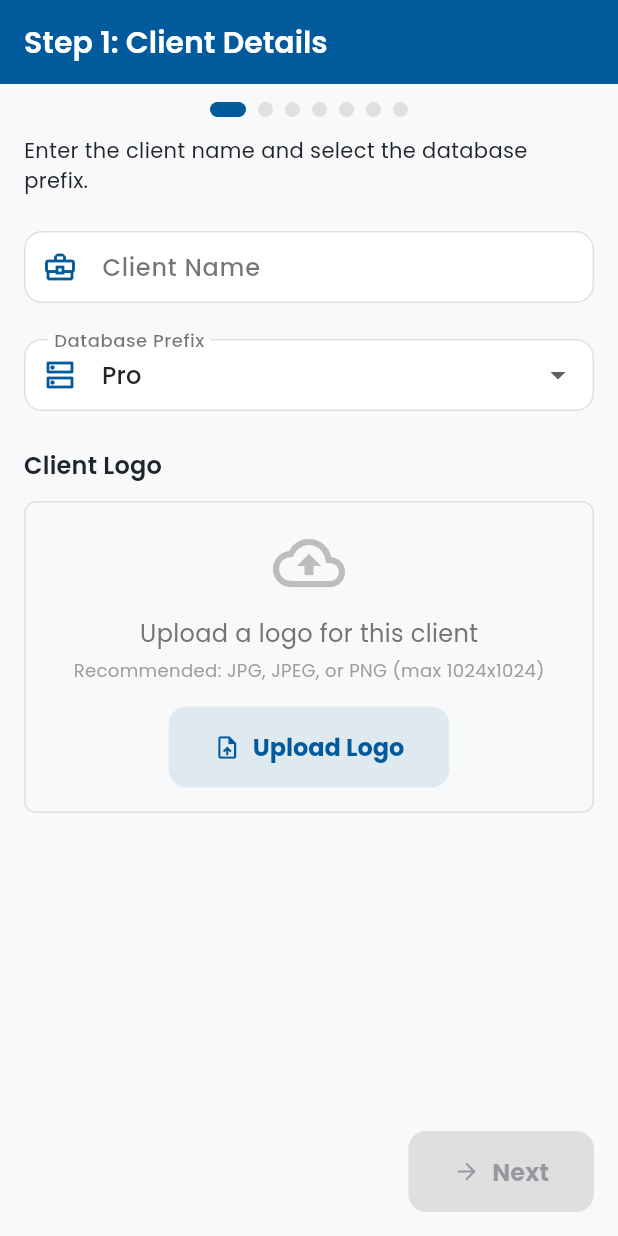
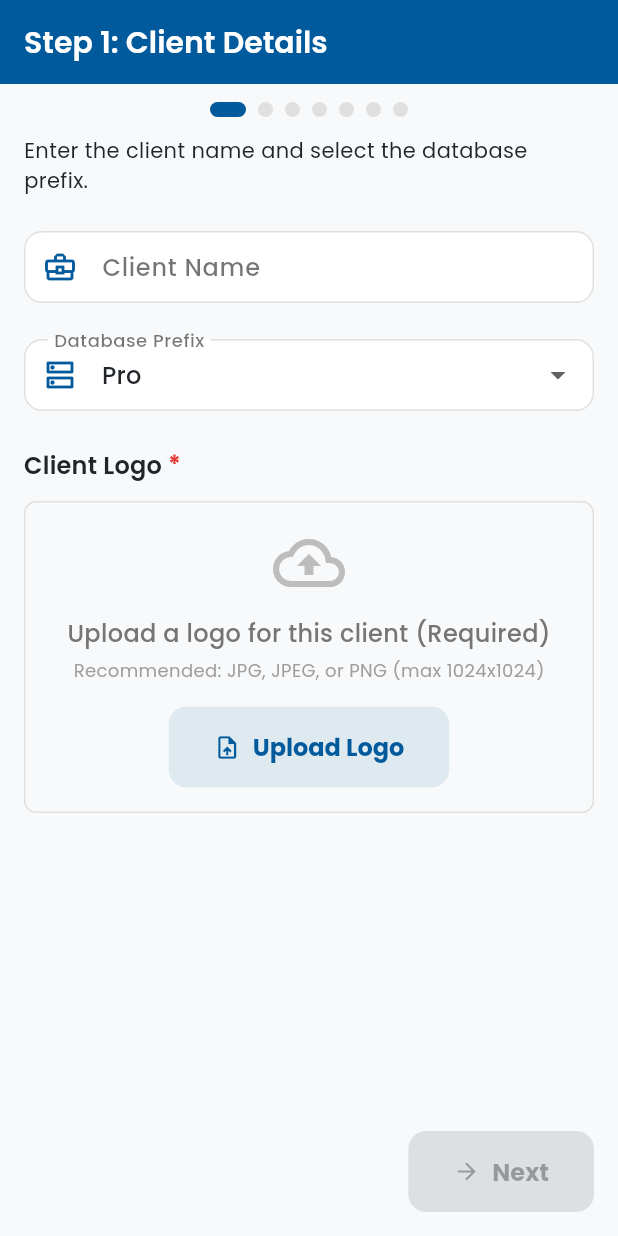
Before and after one commit to t00nny/automation-dep-flutter-app-, a Flutter app: the ClientDetailsPage screen opened by its route, on a phone screen of 412 x 824 dp. Run offline on Flutter 3.47's test engine with Material 3 defaults, Android fonts, the phone set to English and light mode, and no system bars; our stand-ins replace dio, equatable, flutter_bloc, get_it, go_router, google_fonts and 3 more.

Commit message:
Require logo selection before proceeding from Client Details page

```diff
--- a/lib/presentation/pages/step_1_client_details_page.dart
+++ b/lib/presentation/pages/step_1_client_details_page.dart
@@ -18,6 +18,18 @@ class _ClientDetailsPageState extends State<ClientDetailsPage> {
 
   void _onNextPressed() async {
     if (_formKey.currentState!.validate()) {
+      // Check if logo is selected
+      final state = context.read<OnboardingCubit>().state;
+      if (state.clientLogoFile == null) {
+        ScaffoldMessenger.of(context).showSnackBar(
+          const SnackBar(
+            content: Text('Please select a client logo before proceeding.'),
+            backgroundColor: Colors.red,
+          ),
+        );
+        return;
+      }
+
       // Clear any previous validation errors
       context.read<OnboardingCubit>().clearDatabaseValidationError();
 
@@ -25,8 +37,8 @@ class _ClientDetailsPageState extends State<ClientDetailsPage> {
       await context.read<OnboardingCubit>().validateClientDatabase();
 
       // Check if validation passed
-      final state = context.read<OnboardingCubit>().state;
-      if (state.databaseValidationError == null) {
+      final updatedState = context.read<OnboardingCubit>().state;
+      if (updatedState.databaseValidationError == null) {
         context.push('/step2');
       }
     }
@@ -42,8 +54,9 @@ class _ClientDetailsPageState extends State<ClientDetailsPage> {
             title: 'Step 1: Client Details',
             currentStep: 1, // ADDED
             totalSteps: 7, // ADDED
-            isNextEnabled:
-                state.clientName.isNotEmpty && !state.isCheckingDatabase,
+            isNextEnabled: state.clientName.isNotEmpty &&
+                state.clientLogoFile != null &&
+                !state.isCheckingDatabase,
             onNext: _onNextPressed,
             body: Column(
               crossAxisAlignment: CrossAxisAlignment.start,
@@ -108,11 +121,24 @@ class _ClientDetailsPageState extends State<ClientDetailsPage> {
                 const SizedBox(height: 24),
 
                 // Client Logo Section
-                Text(
-                  'Client Logo',
-                  style: Theme.of(context).textTheme.titleMedium?.copyWith(
-                        fontWeight: FontWeight.w600,
+                Row(
+                  children: [
+                    Text(
+                      'Client Logo',
+                      style: Theme.of(context).textTheme.titleMedium?.copyWith(
+                            fontWeight: FontWeight.w600,
+                          ),
+                    ),
+                    const SizedBox(width: 4),
+                    Text(
+                      '*',
+                      style: TextStyle(
+                        color: Colors.red.shade600,
+                        fontSize: 16,
+                        fontWeight: FontWeight.bold,
                       ),
+                    ),
+                  ],
                 ),
                 const SizedBox(height: 12),
                 Container(
@@ -171,10 +197,11 @@ class _ClientDetailsPageState extends State<ClientDetailsPage> {
                         ),
                         const SizedBox(height: 12),
                         Text(
-                          'Upload a logo for this client',
+                          'Upload a logo for this client (Required)',
                           style: TextStyle(
                             fontSize: 16,
                             color: Colors.grey.shade600,
+                            fontWeight: FontWeight.w500,
                           ),
                         ),
                         const SizedBox(height: 4),
```
